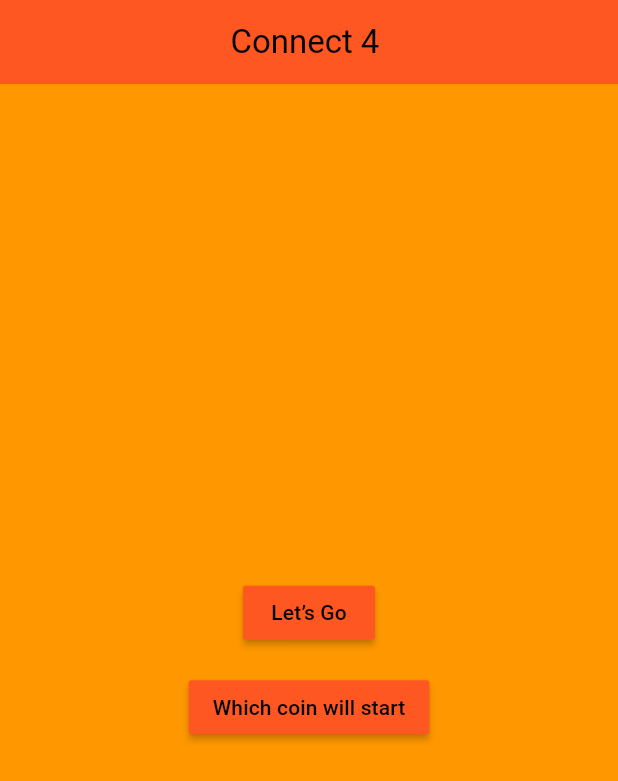
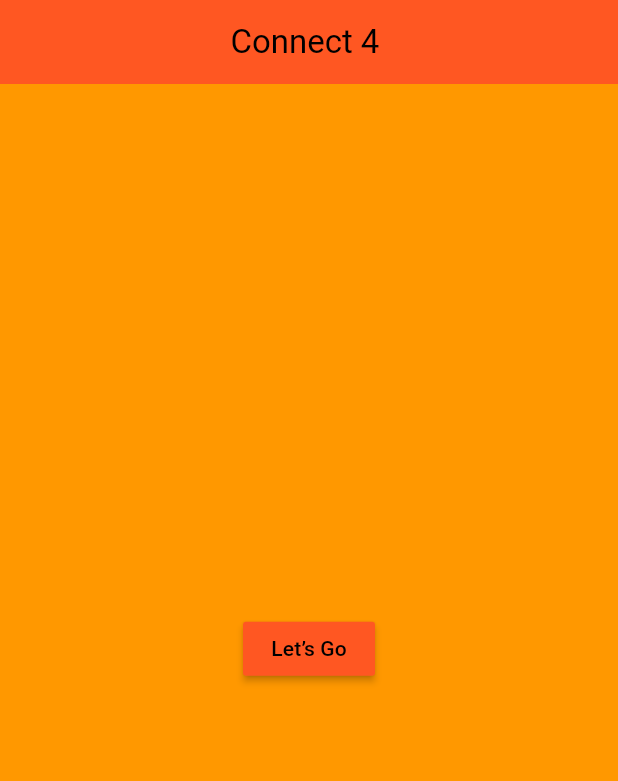
Before and after one commit to Aayushstha03/flutterFireConnectFour, a Flutter app: the screen it shows after launch, on a phone screen of 412 x 824 dp. Shown: the top 781 px of the screen. Run offline on Flutter 3.47's test engine with Material 3 defaults, Android fonts, the light colour scheme and no system bars; our stand-ins replace flutter_bloc.

Commit message:
refactored code and clean up, removed unnecessary vars

```diff
--- a/lib/Connect4Screen.dart
+++ b/lib/Connect4Screen.dart
@@ -6,7 +6,6 @@ import 'package:flutter/material.dart';
 
 import 'ScreenParts/Bar.dart';
 import 'ScreenParts/Board.dart';
-import 'ScreenParts/Startedcoin.dart';
 
 class Connect4Screen extends StatelessWidget {
   const Connect4Screen({Key? key}) : super(key: key);
@@ -19,7 +18,7 @@ class Connect4Screen extends StatelessWidget {
         backgroundColor: Colors.deepOrange,
         leading: IconButton(
           onPressed: () {
-            checkk = start_coin;
+            checkk = false;
             Navigator.pop(context);
           },
           icon: Icon(Icons.arrow_back),
--- a/lib/ScreenParts/Bar.dart
+++ b/lib/ScreenParts/Bar.dart
@@ -7,10 +7,9 @@ import 'package:flutter_bloc/flutter_bloc.dart';
 
 import '../Connect4Screen.dart';
 import 'Cell.dart';
-import 'Startedcoin.dart';
 import 'cubit/state.dart';
 
-bool checkk = start_coin; //false
+bool checkk = false; //false
 List<List<String>> coin = [
   ['w', 'w', 'w', 'w', 'w', 'w', 'w'],
   ['w', 'w', 'w', 'w', 'w', 'w', 'w'],
@@ -248,7 +247,7 @@ class _BarrState extends State<Barr> {
                             ['w', 'w', 'w', 'w', 'w', 'w', 'w'],
                             ['w', 'w', 'w', 'w', 'w', 'w', 'w']
                           ];
-                          checkk = start_coin;
+                          checkk = false;
                           Navigator.pop(context);
                           Navigator.pushReplacement(context,
                               MaterialPageRoute(builder: (context) {
--- a/lib/ScreenParts/Board.dart
+++ b/lib/ScreenParts/Board.dart
@@ -2,16 +2,14 @@
 
 // ignore: unnecessary_import
 
-import 'package:flutter/cupertino.dart';
 import 'package:flutter/material.dart';
 import 'package:flutter_bloc/flutter_bloc.dart';
 
 import 'Bar.dart';
-import 'Startedcoin.dart';
 import 'cubit/cubit.dart';
 import 'cubit/state.dart';
 
-String player = start_coin ? "Orange" : 'Black';
+String player = "Orange";
 
 class Board extends StatefulWidget {
   const Board({Key? key}) : super(key: key);
@@ -24,41 +22,39 @@ class _BoardState extends State<Board> {
   @override
   Widget build(BuildContext context) {
     return BlocProvider(
-      create: (context) => GameCubit()..setPlayer(start_coin),
-
+      create: (context) => GameCubit()..setPlayer(false),
       child: BlocConsumer<GameCubit, State_>(
-        listener: (context, state) {
-        },
+        listener: (context, state) {},
         builder: (context, state) {
           return Center(
             child: Padding(
               padding: const EdgeInsets.all(8.0),
               child: Container(
                 width: double.infinity,
-
                 decoration: BoxDecoration(
                     color: Colors.amber,
-                    borderRadius: BorderRadius.circular(12)
-                ),
+                    borderRadius: BorderRadius.circular(12)),
                 child: Column(
                   mainAxisSize: MainAxisSize.min,
                   crossAxisAlignment: CrossAxisAlignment.center,
                   mainAxisAlignment: MainAxisAlignment.center,
                   children: [
-
-                    Text('${GameCubit.get(context).player} turn', style: TextStyle(fontSize: 25,
-                        color: Colors.white,
-                        fontWeight: FontWeight.bold),),
+                    Text(
+                      '${GameCubit.get(context).player} turn',
+                      style: TextStyle(
+                          fontSize: 25,
+                          color: Colors.white,
+                          fontWeight: FontWeight.bold),
+                    ),
                     SizedBox(
                       height: 10,
                     ),
                     Padding(
                       padding: const EdgeInsets.all(8),
-                      child: Row
-                        (
+                      child: Row(
                         mainAxisSize: MainAxisSize.max,
                         mainAxisAlignment: MainAxisAlignment.center,
-                        children: [
+                        children: const [
                           Expanded(child: Barr(index: 0)),
                           Expanded(child: Barr(index: 1)),
                           Expanded(child: Barr(index: 2)),
--- a/lib/ScreenParts/welcome.dart
+++ b/lib/ScreenParts/welcome.dart
@@ -1,5 +1,3 @@
-import 'package:connect4/ScreenParts/Startedcoin.dart';
-import 'package:flutter/cupertino.dart';
 import 'package:flutter/material.dart';
 
 import '../Connect4Screen.dart';
@@ -15,12 +13,12 @@ class Welcome extends StatelessWidget {
       appBar: AppBar(
         centerTitle: true,
         backgroundColor: Colors.deepOrange,
-        title: Text(
+        title: const Text(
           "Connect 4 ",
           style: TextStyle(color: Colors.black),
         ),
       ),
-      body: Container(
+      body: SizedBox(
         width: double.infinity,
         child: Column(
           crossAxisAlignment: CrossAxisAlignment.center,
@@ -36,33 +34,21 @@ class Welcome extends StatelessWidget {
                   ['w', 'w', 'w', 'w', 'w', 'w', 'w'],
                   ['w', 'w', 'w', 'w', 'w', 'w', 'w']
                 ];
-                checkk = start_coin;
-                print("started_con ${start_coin}");
+                checkk = false;
+                print("started_con ${false}");
 
                 Navigator.push(context, MaterialPageRoute(builder: (context) {
-                  return Connect4Screen();
+                  return const Connect4Screen();
                 }));
               },
-              child: Text(
+              color: Colors.deepOrange,
+              child: const Text(
                 "Let’s Go",
                 style: TextStyle(color: Colors.black),
               ),
-              color: Colors.deepOrange,
             ),
-            SizedBox(
+            const SizedBox(
               height: 15,
-            ),
-            MaterialButton(
-              onPressed: () {
-                Navigator.push(context, MaterialPageRoute(builder: (context) {
-                  return Started_coin();
-                }));
-              },
-              child: Text(
-                "Which coin will start",
-                style: TextStyle(color: Colors.black),
-              ),
-              color: Colors.deepOrange,
             ),
           ],
         ),
```
Also changed, not shown: lib/ScreenParts/Startedcoin.dart (deleted, +0 -66 lines).
